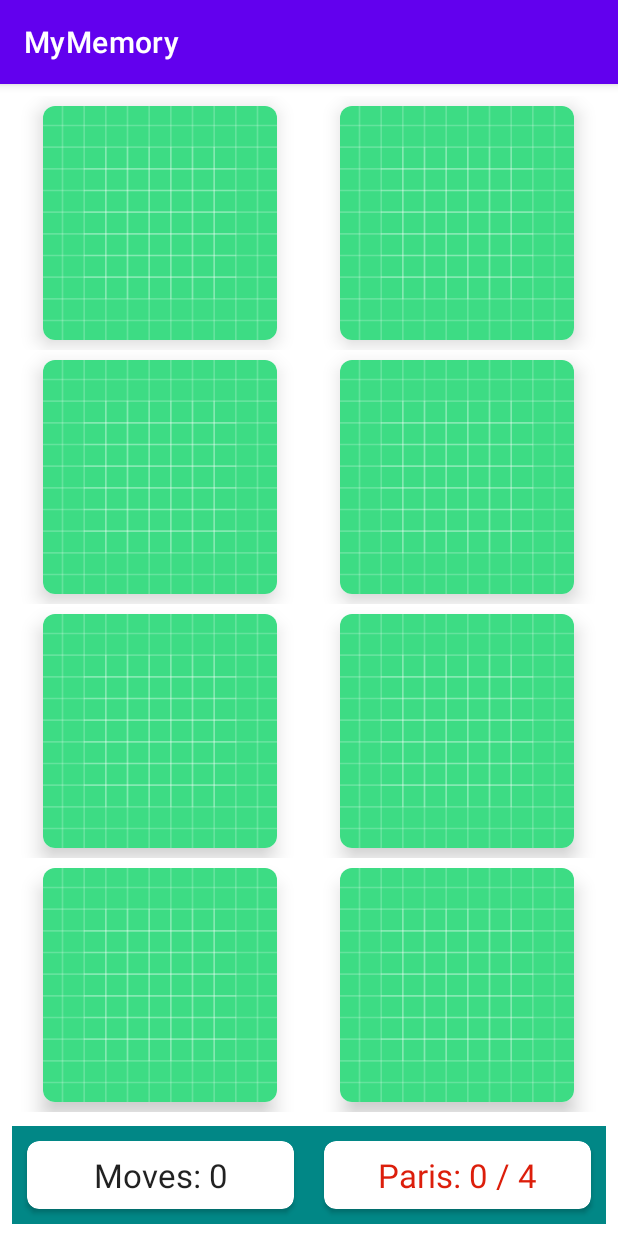
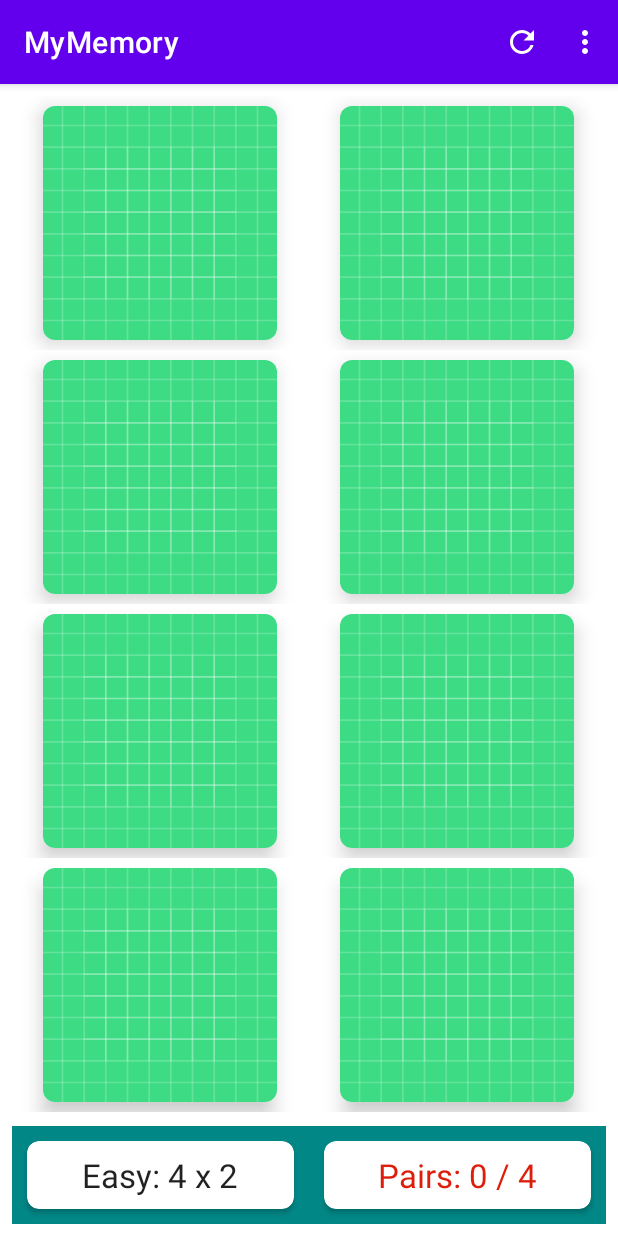
Before and after one commit to ShinJaehun/MyMemory_freeCodeCamp.org, an Android app: the screen it shows after launch (MainActivity), on a phone screen of 412 x 824 dp. Run offline under Robolectric (Android 15) with nearby library versions, the phone set to English and light mode, and no system bars.

Commit message:
add menu options for game control

```diff
--- /dev/null
+++ b/app/src/main/res/drawable/ic_refresh.xml
@@ -0,0 +1,5 @@
+<vector android:height="24dp" android:tint="#FFF"
+    android:viewportHeight="24" android:viewportWidth="24"
+    android:width="24dp" xmlns:android="http://schemas.android.com/apk/res/android">
+    <path android:fillColor="@android:color/white" android:pathData="M17.65,6.35C16.2,4.9 14.21,4 12,4c-4.42,0 -7.99,3.58 -7.99,8s3.57,8 7.99,8c3.73,0 6.84,-2.55 7.73,-6h-2.08c-0.82,2.33 -3.04,4 -5.65,4 -3.31,0 -6,-2.69 -6,-6s2.69,-6 6,-6c1.66,0 3.14,0.69 4.22,1.78L13,11h7V4l-2.35,2.35z"/>
+</vector>
--- /dev/null
+++ b/app/src/main/res/menu/menu_main.xml
@@ -0,0 +1,13 @@
+<?xml version="1.0" encoding="utf-8"?>
+<menu xmlns:app="http://schemas.android.com/apk/res-auto"
+    xmlns:android="http://schemas.android.com/apk/res/android">
+
+    <item
+        android:id="@+id/mi_refresh"
+        android:icon="@drawable/ic_refresh"
+        android:title="Refresh"
+        app:showAsAction="always" />
+    <item
+        android:id="@+id/mi_new_size"
+        android:title="Choose new size" />
+</menu>
```
Also changed, not shown: app/src/main/java/com/shinjaehun/mymemory/MainActivity.kt (+82 -0 lines), app/src/main/res/layout/dialog_board_size.xml (added, +36 -0 lines).
